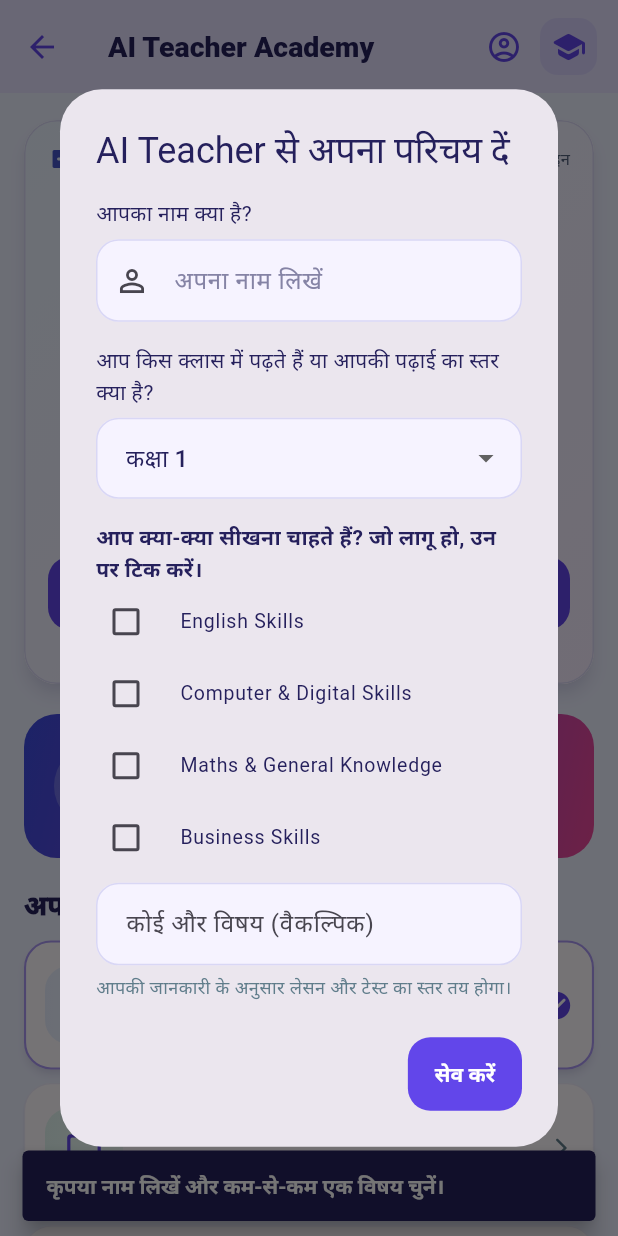
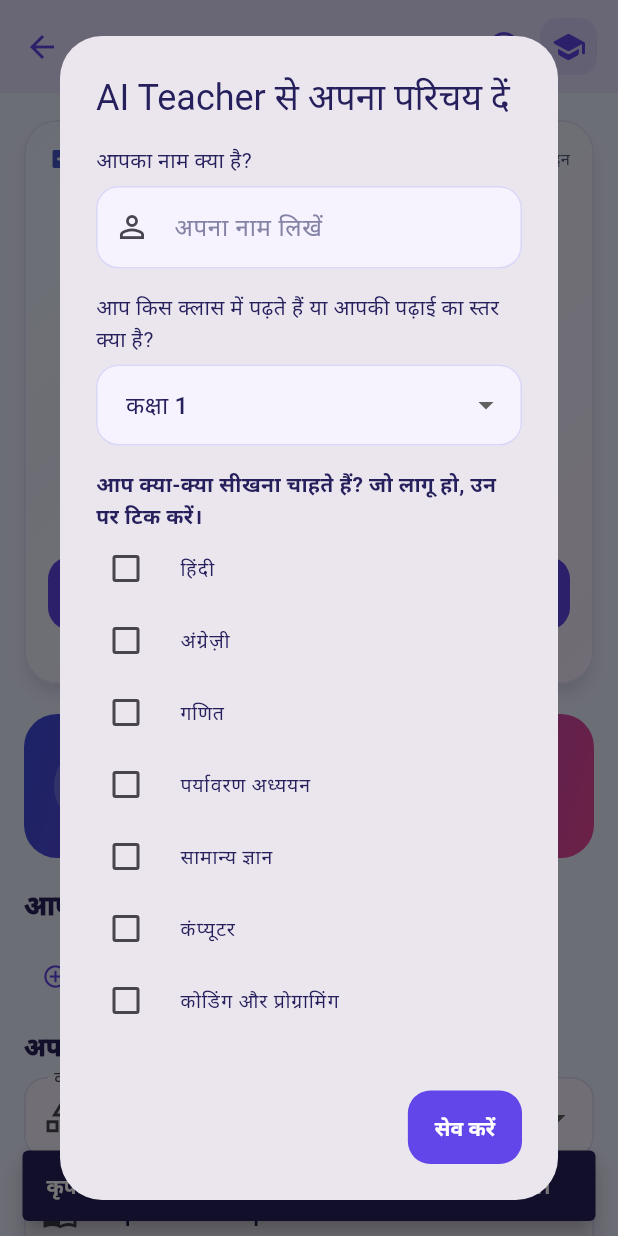
Before and after one commit to annukumar6280-glitch/Bharat-Saathi-, a Flutter app: the AiTeacherAcademyPage screen opened directly with empty values, after a tap on "सेव करें", on a phone screen of 412 x 824 dp. Run offline on Flutter 3.47's test engine with Material 3 defaults, Android fonts, the phone set to English and light mode, and no system bars; our stand-ins replace flutter_local_notifications, flutter_map, flutter_tts, geolocator, google_mobile_ads, image_picker and 13 more; missing offline and left inert: mobile_scanner; accounts and stored records are empty; network calls fail.

Commit message:
Redesign AI Teacher subjects around learner class and custom courses

```diff
--- a/lib/ai_teacher_academy.dart
+++ b/lib/ai_teacher_academy.dart
@@ -27,12 +27,35 @@ class _AiTeacherAcademyPageState extends State<AiTeacherAcademyPage> with Widget
   String _otherLearningGoal = '';
   final Set<String> _learningGoals = <String>{};
   bool _profileLoaded = false;
-  static const _learningGoalOptions = <String>[
-    'English Skills',
-    'Computer & Digital Skills',
-    'Maths & General Knowledge',
-    'Business Skills',
+  static const _skillCourseOptions = <String>[
+    'कंप्यूटर', 'कोडिंग और प्रोग्रामिंग', 'सामान्य ज्ञान', 'प्रतियोगी परीक्षा',
+    'बिजनेस और उद्यमिता', 'डिजिटल स्किल', 'कला और संगीत', 'व्यक्तित्व विकास',
   ];
+
+  List<String> _subjectOptionsForClass(String studyClass) {
+    if (studyClass == 'कॉलेज / विश्वविद्यालय') {
+      return ['हिंदी', 'अंग्रेज़ी', 'गणित', 'भौतिक विज्ञान', 'रसायन विज्ञान',
+        'जीव विज्ञान', 'कंप्यूटर साइंस', 'इतिहास', 'राजनीति विज्ञान',
+        'अर्थशास्त्र', 'वाणिज्य', 'लेखांकन', 'कानून', 'मनोविज्ञान'];
+    }
+    if (studyClass == 'नौकरी / प्रतियोगी परीक्षा') {
+      return ['हिंदी', 'अंग्रेज़ी', 'गणित', 'रीजनिंग', 'सामान्य ज्ञान',
+        'सामान्य विज्ञान', 'भारतीय इतिहास', 'भूगोल', 'संविधान', 'करंट अफेयर्स'];
+    }
+    if (studyClass == 'स्वयं सीखना / अन्य') {
+      return ['हिंदी', 'अंग्रेज़ी', 'गणित', 'विज्ञान', 'सामाजिक विज्ञान'];
+    }
+    final match = RegExp(r'कक्षा (\\d+)').firstMatch(studyClass);
+    final grade = int.tryParse(match?.group(1) ?? '') ?? 5;
+    if (grade <= 2) return ['हिंदी', 'अंग्रेज़ी', 'गणित', 'पर्यावरण अध्ययन'];
+    if (grade <= 5) return ['हिंदी', 'अंग्रेज़ी', 'गणित', 'पर्यावरण अध्ययन', 'सामान्य ज्ञान'];
+    if (grade <= 8) return ['हिंदी', 'अंग्रेज़ी', 'गणित', 'विज्ञान', 'सामाजिक विज्ञान', 'संस्कृत'];
+    return ['हिंदी', 'अंग्रेज़ी', 'गणित', 'भौतिक विज्ञान', 'रसायन विज्ञान',
+      'जीव विज्ञान', 'इतिहास', 'भूगोल', 'नागरिक शास्त्र', 'अर्थशास्त्र', 'संस्कृत'];
+  }
+
+  List<String> _availableLearningOptions(String studyClass) =>
+      [..._subjectOptionsForClass(studyClass), ..._skillCourseOptions];
   static const _classOptions = <String>[
     'कक्षा 1', 'कक्षा 2', 'कक्षा 3', 'कक्षा 4', 'कक्षा 5', 'कक्षा 6',
     'कक्षा 7', 'कक्षा 8', 'कक्षा 9', 'कक्षा 10', 'कक्षा 11', 'कक्षा 12',
@@ -67,7 +90,9 @@ class _AiTeacherAcademyPageState extends State<AiTeacherAcademyPage> with Widget
   static const _courseParts = AiTeacherCurriculum.courseParts;
 
   List<({String title, List<String> lessons})> get _selectedParts =>
-      _courseParts[_topic] ?? const [];
+      _courseParts[_topic] ?? <({String title, List<String> lessons})>[
+        (title: 'आपकी पसंद का विषय', lessons: ['$_topic की शुरुआत से पढ़ाई']),
+      ];
 
   ({String title, List<String> lessons}) get _selectedPart =>
       _selectedParts.firstWhere((part) => part.title == _part,
@@ -312,13 +337,13 @@ class _AiTeacherAcademyPageState extends State<AiTeacherAcademyPage> with Widget
                   decoration: const InputDecoration(border: OutlineInputBorder()),
                   items: _classOptions.map((item) => DropdownMenuItem(value: item, child: Text(item))).toList(),
                   onChanged: (value) {
-                    if (value != null) setDialogState(() => selectedClass = value);
+                    if (value != null) setDialogState(() { selectedClass = value; goals.removeWhere((goal) => !_availableLearningOptions(value).contains(goal) && goal != _otherLearningGoal); });
                   },
                 ),
                 const SizedBox(height: 16),
                 const Text('आप क्या-क्या सीखना चाहते हैं? जो लागू हो, उन पर टिक करें।',
                   style: TextStyle(fontWeight: FontWeight.w700)),
-                ..._learningGoalOptions.map((goal) => CheckboxListTile(
+                ..._availableLearningOptions(selectedClass).map((goal) => CheckboxListTile(
                   contentPadding: EdgeInsets.zero,
                   dense: true,
                   value: goals.contains(goal),
@@ -350,9 +375,9 @@ class _AiTeacherAcademyPageState extends State<AiTeacherAcademyPage> with Widget
             ),
             FilledButton(
               onPressed: () {
-                if (nameController.text.trim().isEmpty || goals.isEmpty) {
+                if (nameController.text.trim().isEmpty || (goals.isEmpty && otherController.text.trim().isEmpty)) {
                   ScaffoldMessenger.of(dialogContext).showSnackBar(
-                    const SnackBar(content: Text('कृपया नाम लिखें और कम-से-कम एक विषय चुनें।')),
+                    const SnackBar(content: Text('कृपया नाम लिखें और कम-से-कम एक विषय चुनें या खुद लिखें।')),
                   );
                   return;
                 }
@@ -371,7 +396,7 @@ class _AiTeacherAcademyPageState extends State<AiTeacherAcademyPage> with Widget
       await prefs.setString(_learnerProfileKey + '_name', name);
       await prefs.setString(_learnerProfileKey + '_class', selectedClass);
       await prefs.setString(_learnerProfileKey + '_other', other);
-      await prefs.setStringList(_learnerProfileKey + '_goals', goals.toList());
+      if (other.isNotEmpty) goals.add(other);\n      await prefs.setStringList(_learnerProfileKey + '_goals', goals.toList());
       if (!mounted) return;
       setState(() {
         _studentName = name;
@@ -400,7 +425,7 @@ class _AiTeacherAcademyPageState extends State<AiTeacherAcademyPage> with Widget
       'Student name: $_studentName. Study level/class: $_studentClass. '
       'Learning interests: ${_learningGoals.join(', ')}. '
       'Additional requested subject: ${_otherLearningGoal.isEmpty ? 'None' : _otherLearningGoal}. '
-      'Adapt vocabulary, explanations, examples, lesson difficulty, homework and quiz difficulty to this learner. '
+      'Selected subject/course: $_topic. Selected part: $_part. Selected lesson: $_lesson. ' +\n      'If this is a custom subject, create a complete, accurate, age-appropriate curriculum for it. Adapt vocabulary, explanations, examples, lesson difficulty, homework and quiz difficulty to this learner. '
       'Address the learner by their first name naturally when helpful. Do not assume knowledge above their class level.';
 
   String get _voiceUsageKey {
@@ -456,7 +481,7 @@ class _AiTeacherAcademyPageState extends State<AiTeacherAcademyPage> with Widget
     }
     if (_lesson == 'Customer handling') return 'ग्राहक की बात ध्यान से सुनें, जरूरत दोहराकर पुष्टि करें, कीमत और समय साफ बताएँ और शिकायत का सम्मानपूर्वक समाधान करें।';
     if (_lesson == 'Profit and loss') return 'मुनाफा = बिक्री मूल्य − कुल लागत। यदि बिक्री मूल्य लागत से कम है तो नुकसान होता है। किराया, पैकिंग और डिलीवरी जैसी लागत भी जोड़ें।';
-    return 'व्यवसाय में बिक्री, लागत, बचत और ग्राहक संतुष्टि का रिकॉर्ड रखें। रोज़ का हिसाब लिखने से सही निर्णय लेने में मदद मिलती है।';
+    return 'इस विषय की पूरी पढ़ाई आपके चुने हुए स्तर के अनुसार AI Teacher तैयार करेगा। “पूरा लेसन सीखें” दबाएँ और शुरुआत से उदाहरणों सहित पढ़ना शुरू करें।';
   }
 
 
@@ -946,7 +971,7 @@ class _AiTeacherAcademyPageState extends State<AiTeacherAcademyPage> with Widget
   }
 
   Future<void> _teachFullLesson() async {
-    _question.text = 'मुझे इस चुने हुए लेसन को बिल्कुल शुरुआत से विस्तार से पढ़ाइए। पहले सीखने के लक्ष्य बताइए, फिर सरल परिभाषाएँ और जरूरी शब्द समझाइए, हर अवधारणा को क्रमवार उदाहरणों के साथ सिखाइए, जहाँ लागू हो वहाँ हल किए हुए सवाल या व्यावहारिक चरण दिखाइए, आम गलतियाँ और उनसे बचने के तरीके बताइए, फिर आसान से कठिन अभ्यास दीजिए। अंत में 5 जाँच प्रश्न और एक छोटा गृहकार्य दीजिए। उत्तर इतना पूरा हो कि विद्यार्थी बिना दूसरी वेबसाइट खोले इस लेसन का अध्ययन कर सके।';
+    _question.text = 'मुझे $_topic विषय को $_studentClass के स्तर के अनुसार बिल्कुल शुरुआत से विस्तार से पढ़ाइए। पहले सीखने के लक्ष्य बताइए, फिर सरल परिभाषाएँ और जरूरी शब्द समझाइए, हर अवधारणा को क्रमवार उदाहरणों के साथ सिखाइए, जहाँ लागू हो वहाँ हल किए हुए सवाल या व्यावहारिक चरण दिखाइए, आम गलतियाँ और उनसे बचने के तरीके बताइए, फिर आसान से कठिन अभ्यास दीजिए। अंत में 5 जाँच प्रश्न और एक छोटा गृहकार्य दीजिए। उत्तर इतना पूरा हो कि विद्यार्थी बिना दूसरी वेबसाइट खोले इस लेसन का अध्ययन कर सके।';
     await _askTeacher();
   }
 
@@ -1070,11 +1095,12 @@ class _AiTeacherAcademyPageState extends State<AiTeacherAcademyPage> with Widget
           ]),
         ),
         const SizedBox(height: 18),
-        Text('अपना कोर्स चुनें', style: TextStyle(fontSize: 18, fontWeight: FontWeight.w900, color: Theme.of(context).colorScheme.onSurface)),
+        Text('आपकी क्लास के विषय और चुने हुए कोर्स', style: TextStyle(fontSize: 18, fontWeight: FontWeight.w900, color: Theme.of(context).colorScheme.onSurface)),
         const SizedBox(height: 10),
-        ..._courses.where((course) => _learningGoals.isEmpty || _learningGoals.contains(course.title)).map((course) {
-          final active = _topic == course.title;
+        ..._learningGoals.map((subject) {
+          final active = _topic == subject;
           final accent = Theme.of(context).colorScheme.primary;
+          final hasCurriculum = _courseParts.containsKey(subject);
           return Card(
             margin: const EdgeInsets.only(bottom: 9),
             elevation: active ? 2 : 0.5,
@@ -1084,22 +1110,28 @@ class _AiTeacherAcademyPageState extends State<AiTeacherAcademyPage> with Widget
             ),
             child: ListTile(
               contentPadding: const EdgeInsets.symmetric(horizontal: 14, vertical: 7),
-              leading: Container(
-                width: 52,
-                height: 52,
-                decoration: BoxDecoration(
-                  gradient: LinearGradient(colors: [course.color, Color.lerp(course.color, Colors.white, .48)!]),
-                  borderRadius: BorderRadius.circular(16),
-                ),
-                child: Icon(course.icon, color: accent, size: 27),
+              leading: CircleAvatar(
+                backgroundColor: accent.withValues(alpha: .10),
+                child: Icon(hasCurriculum ? Icons.menu_book_rounded : Icons.auto_stories_rounded, color: accent),
               ),
-              title: Text(course.title, style: const TextStyle(fontWeight: FontWeight.w800)),
-              subtitle: Padding(padding: const EdgeInsets.only(top: 3), child: Text(course.subtitle)),
+              title: Text(subject, style: const TextStyle(fontWeight: FontWeight.w800)),
+              subtitle: Text(hasCurriculum ? 'तैयार पाठ्यक्रम और अभ्यास' : 'आपके स्तर के अनुसार AI से तैयार पढ़ाई'),
               trailing: Icon(active ? Icons.check_circle_rounded : Icons.arrow_forward_ios_rounded, size: active ? 22 : 16, color: active ? accent : Colors.blueGrey),
-              onTap: () => setState(() { _topic = course.title; _part = _courseParts[course.title]!.first.title; _lesson = _courseParts[course.title]!.first.lessons.first; _answer = null; _error = null; }),
+              onTap: () => setState(() {
+                _topic = subject;
+                final parts = _courseParts[subject];
+                _part = parts?.first.title ?? 'आपकी पसंद का विषय';
+                _lesson = parts?.first.lessons.first ?? '$subject की शुरुआत से पढ़ाई';
+                _answer = null; _error = null;
+              }),
             ),
           );
         }),
+        Align(alignment: Alignment.centerLeft, child: TextButton.icon(
+          onPressed: () => _showLearnerProfileDialog(),
+          icon: const Icon(Icons.add_circle_outline),
+          label: const Text('और विषय जोड़ें / विषय बदलें'),
+        )),
         const SizedBox(height: 10),
         Text('अपना पार्ट चुनें', style: TextStyle(fontSize: 17, fontWeight: FontWeight.w900, color: Theme.of(context).colorScheme.onSurface)),
         const SizedBox(height: 8),
@@ -1136,7 +1168,7 @@ class _AiTeacherAcademyPageState extends State<AiTeacherAcademyPage> with Widget
         Card(child: ExpansionTile(
           leading: const Icon(Icons.menu_book_rounded),
           title: const Text('पाठ सामग्री', style: TextStyle(fontWeight: FontWeight.w800)),
-          subtitle: const Text('चुने हुए पार्ट और लेसन की सामग्री'),
+          subtitle: Text(_courseParts.containsKey(_topic) ? 'चुने हुए पार्ट और लेसन की सामग्री' : 'आपके चुने विषय के लिए AI पाठ'),
           children: [
             Padding(padding: const EdgeInsets.fromLTRB(16, 0, 16, 10), child: Text(_lessonSummary(), style: const TextStyle(height: 1.5))),
             Padding(
@@ -1155,7 +1187,7 @@ class _AiTeacherAcademyPageState extends State<AiTeacherAcademyPage> with Widget
         Card(child: ListTile(
           leading: const Icon(Icons.quiz_outlined),
           title: const Text('अभ्यास टेस्ट', style: TextStyle(fontWeight: FontWeight.w800)),
-          subtitle: Text('प्रगति: ${_completedQuizzes.length} / $totalLessons लेसन पूरे • $currentLessonStatus'),
+          subtitle: Text(_courseParts.containsKey(_topic) ? 'प्रगति: ${_completedQuizzes.length} / $totalLessons लेसन पूरे • $currentLessonStatus' : 'इस विषय पर AI से अभ्यास टेस्ट तैयार करें'),
           trailing: const Icon(Icons.arrow_forward_ios_rounded, size: 16),
           onTap: _runQuiz,
         )),
```
